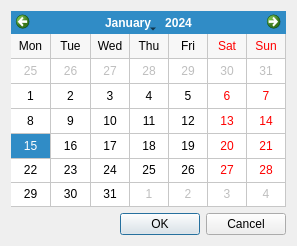
This is calendardlg.ui in leidensj/BKVale as Qt 5 draws it before an edit. The edited form follows.
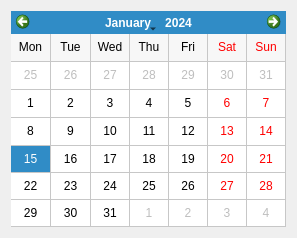
This is the edited form. Icons and pictures are not drawn.

Diff of the .ui file:
```diff
--- a/calendardlg.ui
+++ b/calendardlg.ui
@@ -7,7 +7,7 @@
     <x>0</x>
     <y>0</y>
     <width>297</width>
-    <height>246</height>
+    <height>238</height>
    </rect>
   </property>
   <property name="windowTitle">
@@ -34,16 +34,6 @@
      </property>
     </widget>
    </item>
-   <item>
-    <widget class="QDialogButtonBox" name="buttonBox">
-     <property name="orientation">
-      <enum>Qt::Horizontal</enum>
-     </property>
-     <property name="standardButtons">
-      <set>QDialogButtonBox::Cancel|QDialogButtonBox::Ok</set>
-     </property>
-    </widget>
-   </item>
   </layout>
  </widget>
  <resources>
```
Left out of the diff: 35 changed lines with no effect on the pictures.
